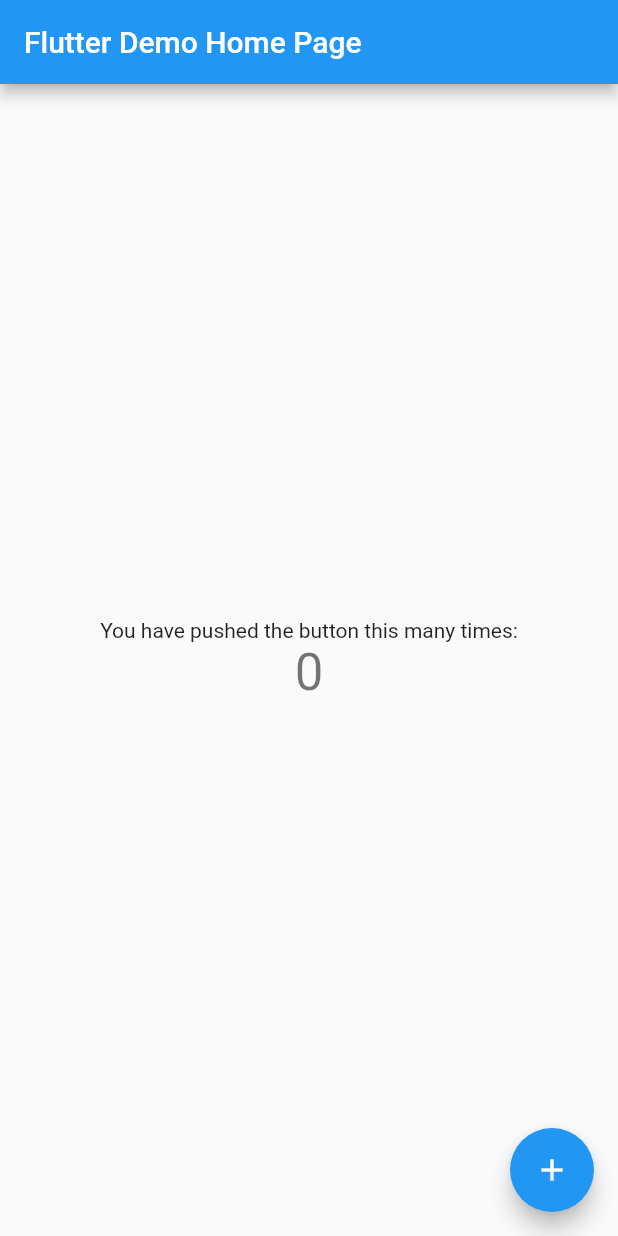
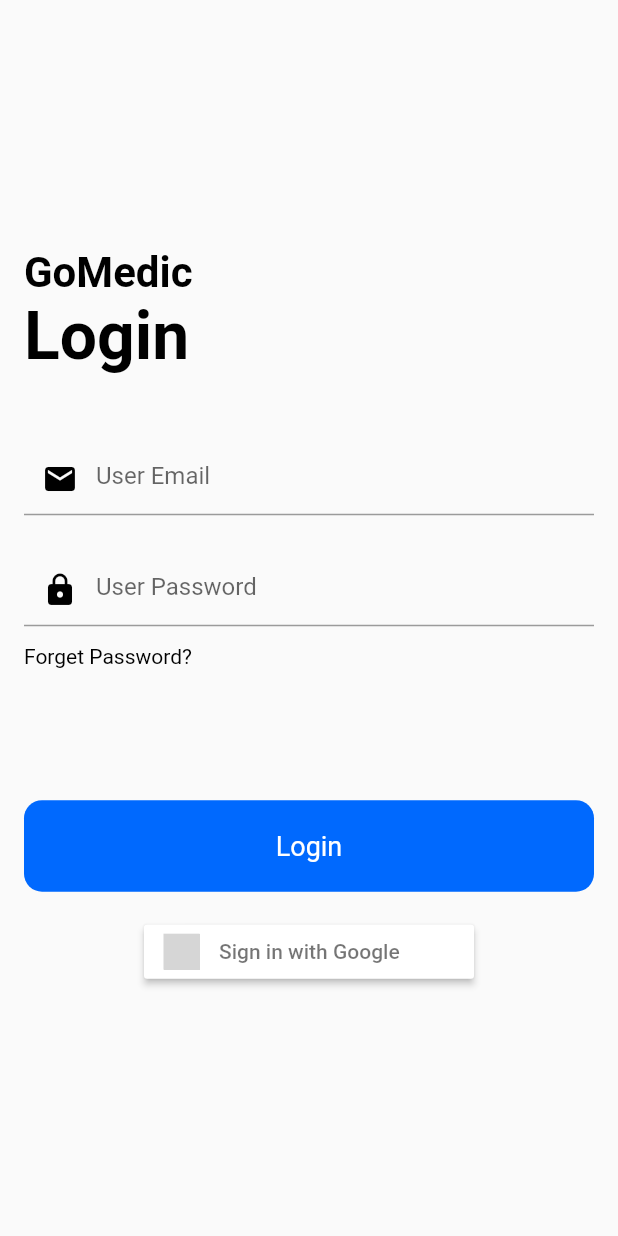
Before and after one commit to navaneethkulal8/hacktofuturehealthcare, a Flutter app: the screen it shows after launch, on a phone screen of 412 x 824 dp. Run offline on Flutter 3.47's test engine with Material 2 defaults, Android fonts, the phone set to English and light mode, and no system bars; our stand-ins replace flutter_signin_button; grey boxes are pictures that could not be loaded.

Commit message:
Update main.dart

```diff
--- a/lib/main.dart
+++ b/lib/main.dart
@@ -1,115 +1,124 @@
 import 'package:flutter/material.dart';
+import 'package:flutter_signin_button/flutter_signin_button.dart';
 
 void main() {
   runApp(const MyApp());
 }
 
 class MyApp extends StatelessWidget {
-  const MyApp({Key? key}) : super(key: key);
+  const MyApp({super.key});
 
-  // This widget is the root of your application.
   @override
   Widget build(BuildContext context) {
     return MaterialApp(
-      title: 'Flutter Demo',
-      theme: ThemeData(
-        // This is the theme of your application.
-        //
-        // Try running your application with "flutter run". You'll see the
-        // application has a blue toolbar. Then, without quitting the app, try
-        // changing the primarySwatch below to Colors.green and then invoke
-        // "hot reload" (press "r" in the console where you ran "flutter run",
-        // or simply save your changes to "hot reload" in a Flutter IDE).
-        // Notice that the counter didn't reset back to zero; the application
-        // is not restarted.
-        primarySwatch: Colors.blue,
-      ),
-      home: const MyHomePage(title: 'Flutter Demo Home Page'),
+      home: HomePage(),
     );
   }
 }
 
-class MyHomePage extends StatefulWidget {
-  const MyHomePage({Key? key, required this.title}) : super(key: key);
-
-  // This widget is the home page of your application. It is stateful, meaning
-  // that it has a State object (defined below) that contains fields that affect
-  // how it looks.
-
-  // This class is the configuration for the state. It holds the values (in this
-  // case the title) provided by the parent (in this case the App widget) and
-  // used by the build method of the State. Fields in a Widget subclass are
-  // always marked "final".
-
-  final String title;
+class HomePage extends StatefulWidget {
+  const HomePage({super.key});
 
   @override
-  State<MyHomePage> createState() => _MyHomePageState();
+  _HomePageState createState() => _HomePageState();
 }
 
-class _MyHomePageState extends State<MyHomePage> {
-  int _counter = 0;
+class _HomePageState extends State<HomePage> {
+  @override
+  Widget build(BuildContext context) {
+    return Scaffold(body: LoginScreen());
+  }
+}
 
-  void _incrementCounter() {
-    setState(() {
-      // This call to setState tells the Flutter framework that something has
-      // changed in this State, which causes it to rerun the build method below
-      // so that the display can reflect the updated values. If we changed
-      // _counter without calling setState(), then the build method would not be
-      // called again, and so nothing would appear to happen.
-      _counter++;
-    });
-  }
+class LoginScreen extends StatefulWidget {
+  const LoginScreen({super.key});
 
   @override
+  _LoginScreenState createState() => _LoginScreenState();
+}
+
+class _LoginScreenState extends State<LoginScreen> {
+  @override
   Widget build(BuildContext context) {
-    // This method is rerun every time setState is called, for instance as done
-    // by the _incrementCounter method above.
-    //
-    // The Flutter framework has been optimized to make rerunning build methods
-    // fast, so that you can just rebuild anything that needs updating rather
-    // than having to individually change instances of widgets.
-    return Scaffold(
-      appBar: AppBar(
-        // Here we take the value from the MyHomePage object that was created by
-        // the App.build method, and use it to set our appbar title.
-        title: Text(widget.title),
+    return Padding(
+      padding: EdgeInsets.all(16.0),
+      child: Column(
+        mainAxisAlignment: MainAxisAlignment.center,
+        crossAxisAlignment: CrossAxisAlignment.start,
+        children: [
+          const Text(
+            "GoMedic",
+            style: TextStyle(
+              color: Colors.black,
+              fontSize: 28.0,
+              fontWeight: FontWeight.bold,
+            ),
+          ),
+          const Text(
+            "Login",
+            style: TextStyle(
+              color: Colors.black,
+              fontSize: 44.0,
+              fontWeight: FontWeight.bold,
+            ),
+          ),
+          const SizedBox(
+            height: 44.9,
+          ),
+          const TextField(
+            keyboardType: TextInputType.emailAddress,
+            decoration: const InputDecoration(
+              hintText: "User Email",
+              prefixIcon: Icon(Icons.mail, color: Colors.black),
+            ),
+          ),
+          const SizedBox(
+            height: 26.0,
+          ),
+          const TextField(
+            obscureText: true,
+            decoration: const InputDecoration(
+              hintText: "User Password",
+              prefixIcon: Icon(Icons.lock, color: Colors.black),
+            ),
+          ),
+          const SizedBox(
+            height: 12.0,
+          ),
+          const Text(
+            "Forget Password?",
+            style: TextStyle(color: Colors.black),
+          ),
+          const SizedBox(
+            height: 88.0,
+          ),
+          Container(
+            width: double.infinity,
+            child: RawMaterialButton(
+              fillColor: Color(0xFF0069FE),
+              elevation: 0.0,
+              padding: EdgeInsets.symmetric(vertical: 20.0),
+              shape: RoundedRectangleBorder(
+                  borderRadius: BorderRadius.circular(12.0)),
+              onPressed: () {},
+              child: Text("Login",
+                  style: TextStyle(
+                    color: Colors.white,
+                    fontSize: 18.0,
+                  )),
+            ),
+          ),
+          const SizedBox(
+            height: 16.0,
+          ),
+          Center(
+            child: SignInButton(
+              Buttons.Google,
+              onPressed: () {},
+            ),
+          ),
+        ],
       ),
-      body: Center(
-        // Center is a layout widget. It takes a single child and positions it
-        // in the middle of the parent.
-        child: Column(
-          // Column is also a layout widget. It takes a list of children and
-          // arranges them vertically. By default, it sizes itself to fit its
-          // children horizontally, and tries to be as tall as its parent.
-          //
-          // Invoke "debug painting" (press "p" in the console, choose the
-          // "Toggle Debug Paint" action from the Flutter Inspector in Android
-          // Studio, or the "Toggle Debug Paint" command in Visual Studio Code)
-          // to see the wireframe for each widget.
-          //
-          // Column has various properties to control how it sizes itself and
-          // how it positions its children. Here we use mainAxisAlignment to
-          // center the children vertically; the main axis here is the vertical
-          // axis because Columns are vertical (the cross axis would be
-          // horizontal).
-          mainAxisAlignment: MainAxisAlignment.center,
-          children: <Widget>[
-            const Text(
-              'You have pushed the button this many times:',
-            ),
-            Text(
-              '$_counter',
-              style: Theme.of(context).textTheme.headline4,
-            ),
-          ],
-        ),
-      ),
-      floatingActionButton: FloatingActionButton(
-        onPressed: _incrementCounter,
-        tooltip: 'Increment',
-        child: const Icon(Icons.add),
-      ), // This trailing comma makes auto-formatting nicer for build methods.
     );
   }
 }
```
